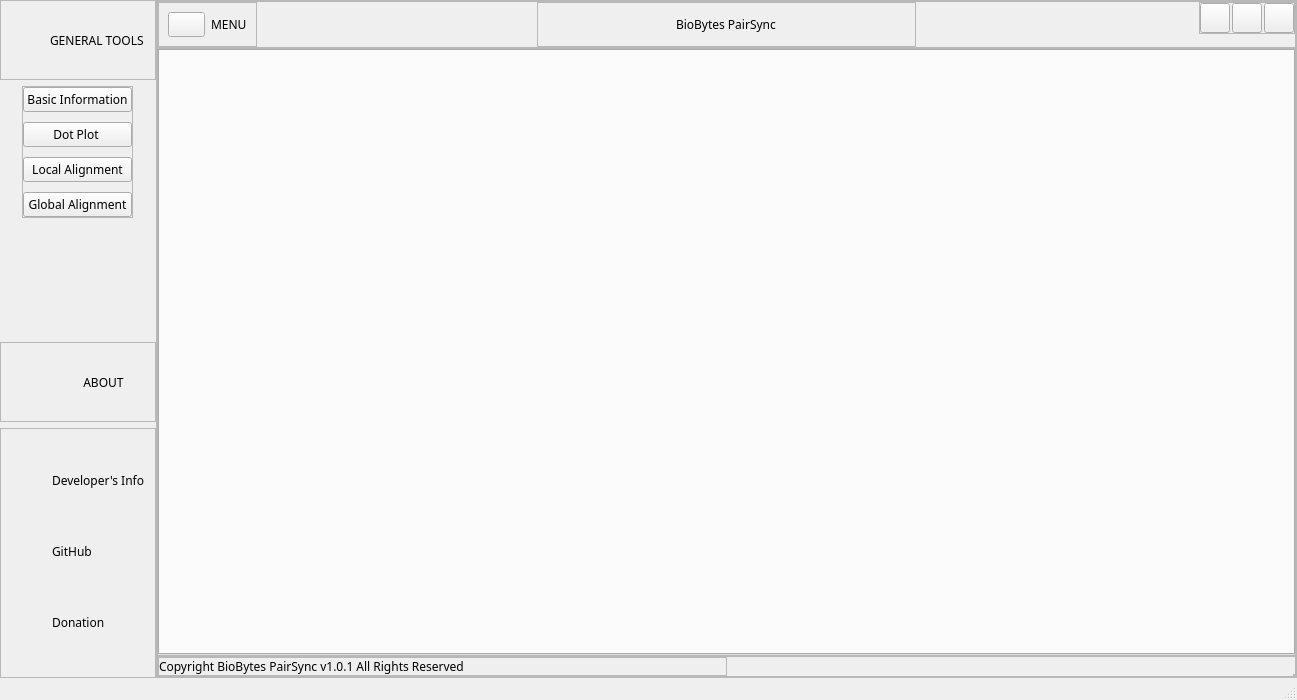
First picture: the form in ui/main_window.ui, repository bryancastillo10/BioBytes-PairSync, before the edit.
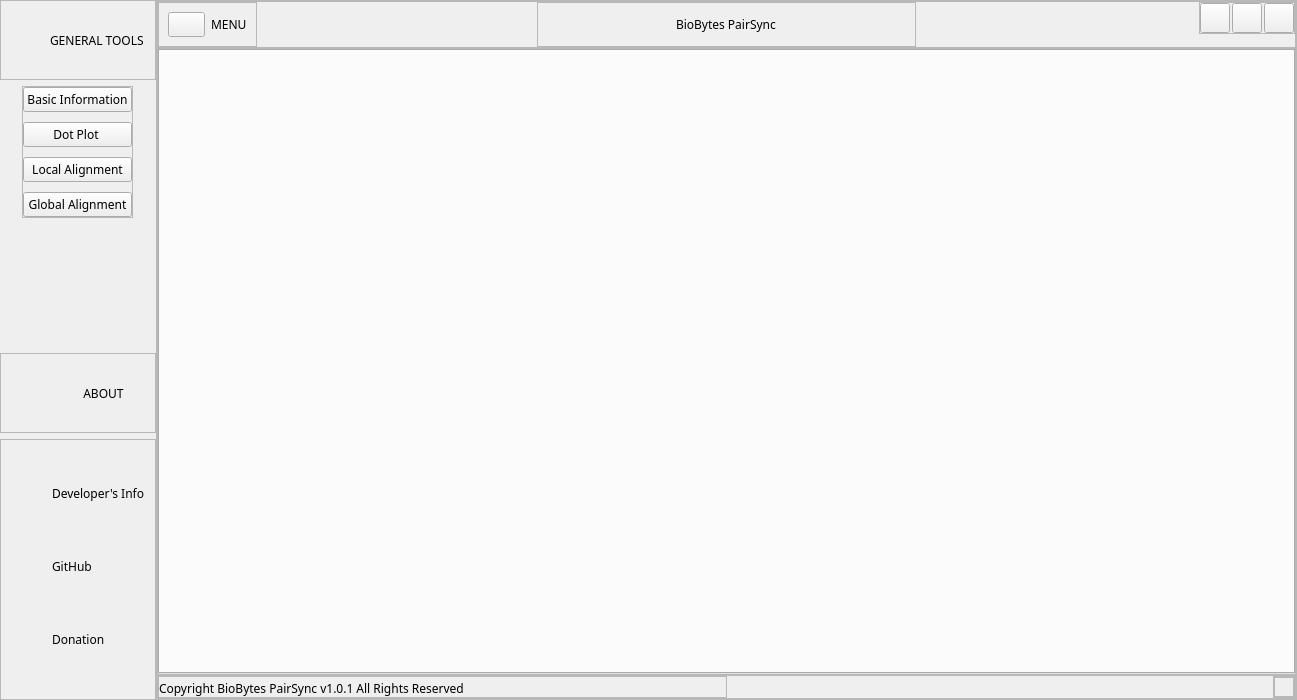
Second picture: the form after the edit. Icons and pictures are not drawn.

```diff
--- a/ui/main_window.ui
+++ b/ui/main_window.ui
@@ -787,6 +787,18 @@
              </property>
              <item>
               <widget class="QFrame" name="size_grip">
+               <property name="minimumSize">
+                <size>
+                 <width>20</width>
+                 <height>20</height>
+                </size>
+               </property>
+               <property name="maximumSize">
+                <size>
+                 <width>50</width>
+                 <height>50</height>
+                </size>
+               </property>
                <property name="frameShape">
                 <enum>QFrame::StyledPanel</enum>
                </property>
@@ -809,7 +821,6 @@
     </item>
    </layout>
   </widget>
-  <widget class="QStatusBar" name="statusBar"/>
  </widget>
  <resources>
   <include location="../static/resources_rc.qrc"/>
```
Left out of the diff: 22 changed lines with no effect on the pictures.
